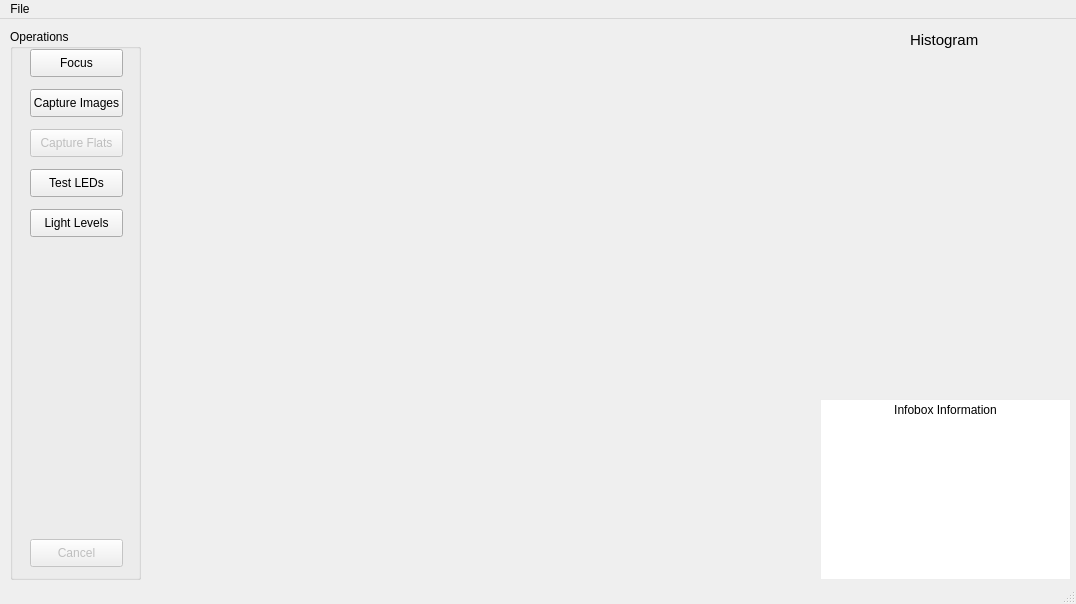
The window that src/skeleton/capture-mode2.ui (palimpsest-pursuers/capturing) describes before a commit, drawn with Qt 5.
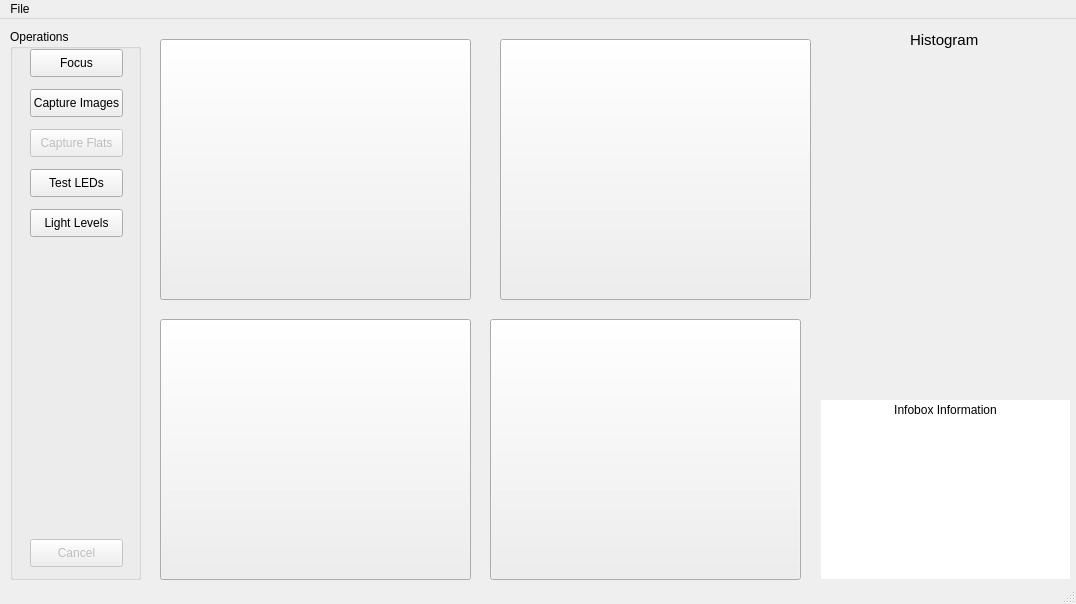
The same window after the commit.

Commit message: Light level ui stuff complete

Diff of the .ui file:
```diff
--- a/src/skeleton/capture-mode2.ui
+++ b/src/skeleton/capture-mode2.ui
@@ -236,7 +236,7 @@
      <number>-1</number>
     </property>
    </widget>
-   <widget class="QLabel" name="LightDisplayBR">
+   <widget class="QPushButton" name="LightDisplayBR">
     <property name="geometry">
      <rect>
       <x>490</x>
@@ -249,7 +249,7 @@
      <string/>
     </property>
    </widget>
-   <widget class="QLabel" name="LightDisplayBL">
+   <widget class="QPushButton" name="LightDisplayBL">
     <property name="geometry">
      <rect>
       <x>160</x>
@@ -262,7 +262,7 @@
      <string/>
     </property>
    </widget>
-   <widget class="QLabel" name="LightDisplayTL">
+   <widget class="QPushButton" name="LightDisplayTL">
     <property name="geometry">
      <rect>
       <x>160</x>
@@ -275,7 +275,7 @@
      <string/>
     </property>
    </widget>
-   <widget class="QLabel" name="LightDisplayTR">
+   <widget class="QPushButton" name="LightDisplayTR">
     <property name="geometry">
      <rect>
       <x>500</x>
```
The commit also changes 3 other files.
